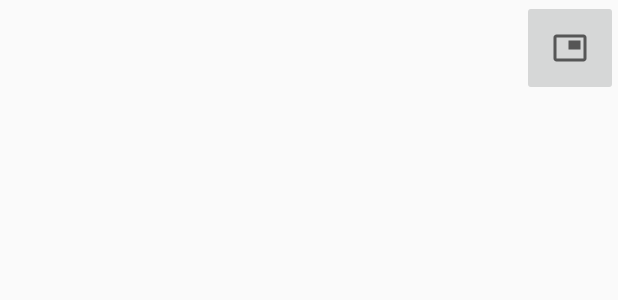
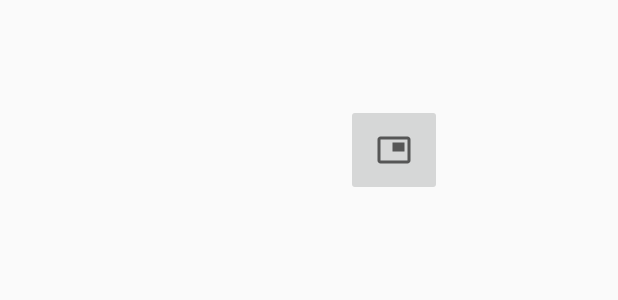
Before and after one commit to spiritsk9/InternAssignment, an Android app: the layout row_layout.xml on its own in the app's theme, with its tools: preview values and no code run, on a phone screen of 412 x 824 dp. Shown: the top 300 px of the screen. Run offline under Robolectric (Android 15) with nearby library versions, the phone set to English and light mode, and no system bars.

Commit message:
assignment intern

```diff
--- a/app/src/main/res/layout/row_layout.xml
+++ b/app/src/main/res/layout/row_layout.xml
@@ -8,16 +8,26 @@
 
     <RelativeLayout
         android:layout_width="match_parent"
-        android:layout_height="wrap_content"
+        android:layout_height="186dp"
         android:orientation="horizontal">
 
         <TextView
             android:id="@+id/tv_country"
-            android:layout_width="match_parent"
-            android:layout_height="wrap_content"
+            android:layout_width="160dp"
+            android:layout_height="49dp"
+            android:layout_alignParentStart="true"
+            android:layout_alignParentLeft="true"
+            android:layout_alignParentTop="true"
+            android:layout_alignParentBottom="true"
             android:layout_gravity="center"
-            android:layout_marginTop="15dp"
-            android:layout_marginBottom="15dp"
+            android:layout_marginStart="78dp"
+            android:layout_marginLeft="78dp"
+            android:layout_marginTop="87dp"
+            android:layout_marginEnd="6dp"
+            android:layout_marginRight="6dp"
+            android:layout_marginBottom="50dp"
+            android:layout_toStartOf="@+id/gallery"
+            android:layout_toLeftOf="@+id/gallery"
             android:textColor="@color/colorPrimary"
             android:textSize="18sp"
             android:textStyle="bold" />
@@ -25,8 +35,13 @@
         <ImageButton
             android:id="@+id/gallery"
             android:layout_width="wrap_content"
-            android:layout_height="wrap_content"
+            android:layout_height="62dp"
+            android:layout_alignParentTop="true"
             android:layout_alignParentRight="true"
+            android:layout_alignParentBottom="true"
+            android:layout_marginTop="69dp"
+            android:layout_marginRight="117dp"
+            android:layout_marginBottom="55dp"
             android:padding="20dp"
             android:src="@drawable/gallery" />
     </RelativeLayout>
--- a/app/src/main/res/values/strings.xml
+++ b/app/src/main/res/values/strings.xml
@@ -1,4 +1,4 @@
 <resources>
-    <string name="app_name">RecyclerSwipeView</string>
+    <string name="app_name">Intern Assignment</string>
     <string name="action_settings">Settings</string>
 </resources>
```
